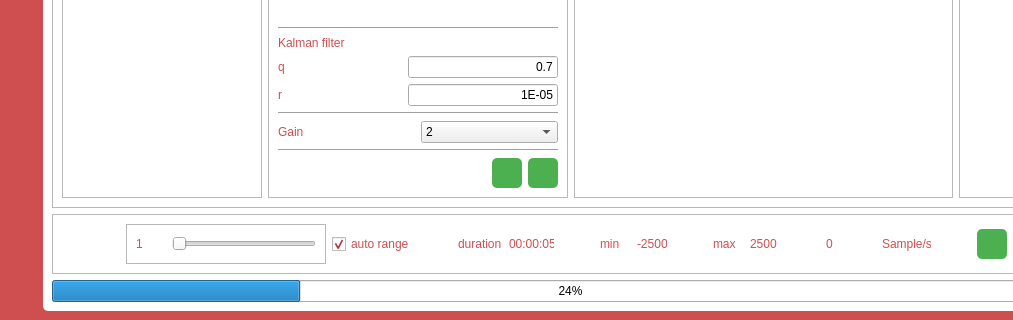
First picture: the form in mainwindow.ui, repository minhnhan210196/Evteck, before the edit; both pictures show x 0 to 1013 and y 527 to 847 of the 1107 by 847 pixel window.
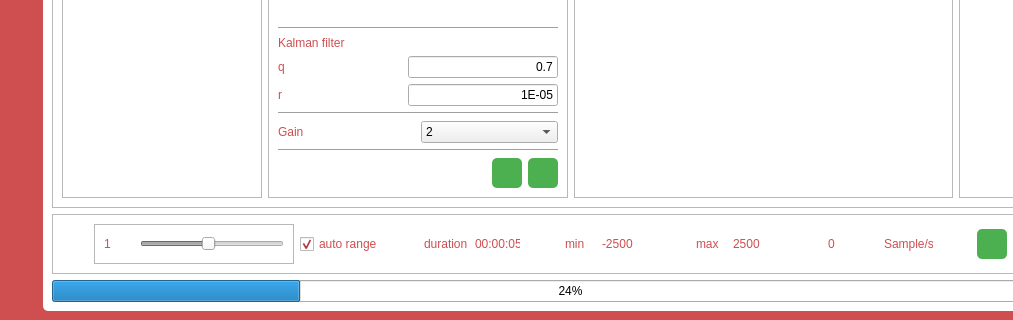
Second picture: the form after the edit. Icons and pictures are not drawn.

Diff of the .ui file:
```diff
--- a/mainwindow.ui
+++ b/mainwindow.ui
@@ -1511,6 +1511,9 @@
                 <property name="pageStep">
                  <number>100</number>
                 </property>
+                <property name="value">
+                 <number>10000</number>
+                </property>
                 <property name="orientation">
                  <enum>Qt::Horizontal</enum>
                 </property>
@@ -1648,13 +1651,13 @@
                 <widget class="QLabel" name="min_value">
                  <property name="minimumSize">
                   <size>
-                   <width>30</width>
+                   <width>50</width>
                    <height>0</height>
                   </size>
                  </property>
                  <property name="maximumSize">
                   <size>
-                   <width>30</width>
+                   <width>50</width>
                    <height>16777215</height>
                   </size>
                  </property>
@@ -1709,13 +1712,13 @@
                 <widget class="QLabel" name="max_value">
                  <property name="minimumSize">
                   <size>
-                   <width>30</width>
+                   <width>50</width>
                    <height>0</height>
                   </size>
                  </property>
                  <property name="maximumSize">
                   <size>
-                   <width>30</width>
+                   <width>50</width>
                    <height>16777215</height>
                   </size>
                  </property>
```
